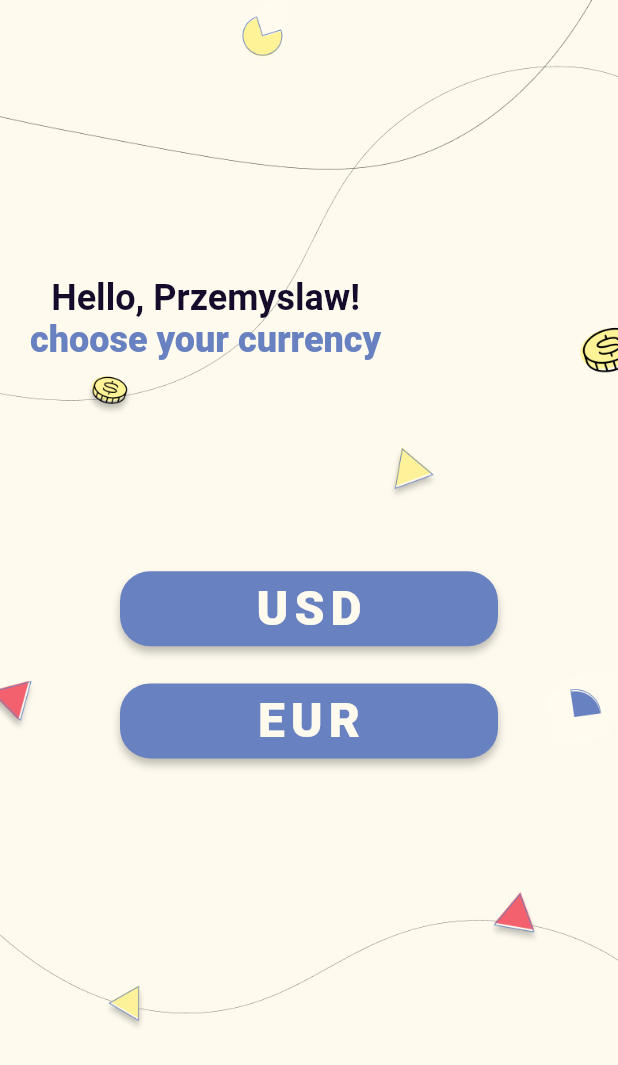
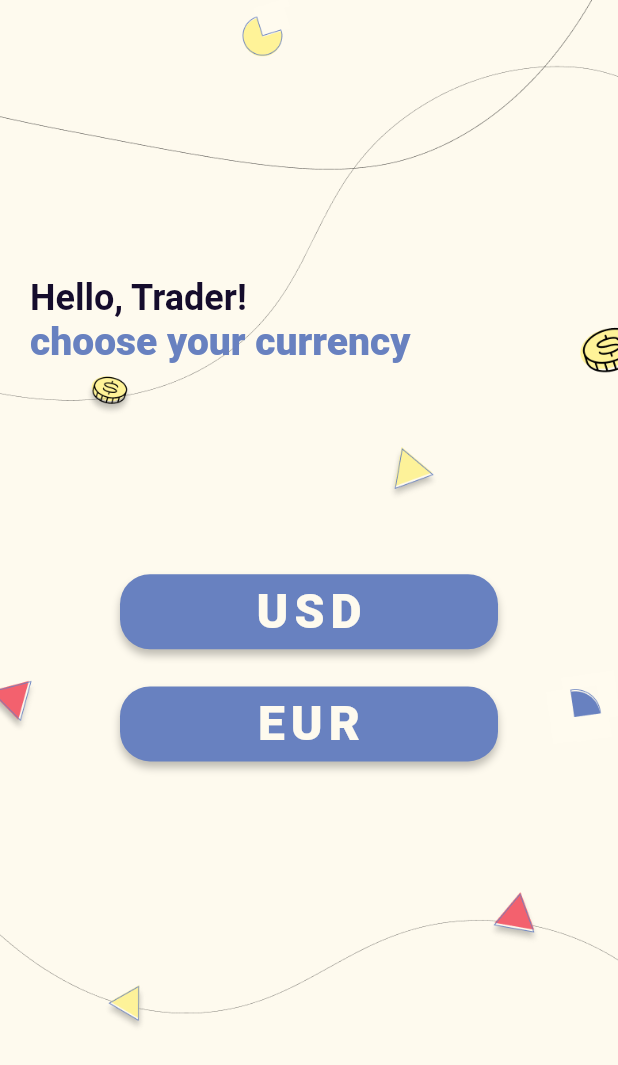
Before and after one commit to p-golba/kantor_euvic, a Flutter app: the screen it shows after launch, on a phone screen of 412 x 824 dp. Shown: the top 1065 px of the screen. Run offline on Flutter 3.47's test engine with Material 2 defaults, Android fonts, the light colour scheme and no system bars; our stand-ins replace google_fonts; generated files the repository leaves out were written again.

Commit message:
moved string into separate file

```diff
--- /dev/null
+++ b/l10n.yaml
@@ -0,0 +1,3 @@
+arb-dir: lib/l10n
+template-arb-file: app_en.arb
+output-localization-file: app_localizations.dart
--- a/lib/app.dart
+++ b/lib/app.dart
@@ -1,4 +1,5 @@
 import 'package:flutter/material.dart';
+import 'package:flutter_gen/gen_l10n/app_localizations.dart';
 import 'package:kantor_euvic/home_page/view/home_page.dart';
 
 class App extends StatelessWidget {
@@ -6,8 +7,10 @@
 
   @override
   Widget build(BuildContext context) {
-    return MaterialApp(
+    return const MaterialApp(
       debugShowCheckedModeBanner: false,
+      localizationsDelegates: AppLocalizations.localizationsDelegates,
+      supportedLocales: AppLocalizations.supportedLocales,
       home: HomePage(),
     );
   }
--- a/lib/home_page/view/home_page.dart
+++ b/lib/home_page/view/home_page.dart
@@ -1,4 +1,5 @@
 import 'package:flutter/material.dart';
+import 'package:flutter_gen/gen_l10n/app_localizations.dart';
 import 'package:google_fonts/google_fonts.dart';
 
 class HomePage extends StatelessWidget {
@@ -7,7 +8,7 @@
   @override
   Widget build(BuildContext context) {
     return Container(
-      decoration: BoxDecoration(
+      decoration: const BoxDecoration(
         image: DecorationImage(
           image: AssetImage('assets/bg.png'),
           fit: BoxFit.cover,
@@ -25,9 +26,11 @@
                   top: MediaQuery.of(context).size.height * 0.2,
                 ),
                 child: Column(
+                  crossAxisAlignment: CrossAxisAlignment.start,
+                  mainAxisAlignment: MainAxisAlignment.center,
                   children: [
                     Text(
-                      'Hello, Przemyslaw!',
+                      AppLocalizations.of(context)!.home_greetings,
                       style: TextStyle(
                         color: Color(0xff150C2C),
                         fontSize: 24,
@@ -37,10 +40,10 @@
                       ),
                     ),
                     Text(
-                      'choose your currency',
+                      AppLocalizations.of(context)!.choose,
                       style: TextStyle(
                         color: Color(0xff6881C0),
-                        fontSize: 24,
+                        fontSize: 26,
                         fontWeight: FontWeight.w900,
                         fontFamily:
                             GoogleFonts.ibmPlexSansDevanagari().fontFamily,
--- /dev/null
+++ b/lib/l10n/app_en.arb
@@ -0,0 +1,4 @@
+{
+    "home_greetings": "Hello, Trader!",
+    "choose": "choose your currency"
+}
--- a/pubspec.yaml
+++ b/pubspec.yaml
@@ -30,6 +30,9 @@
 dependencies:
   flutter:
     sdk: flutter
+  flutter_localizations:
+    sdk: flutter
+  intl: any
 
 
   # The following adds the Cupertino Icons font to your application.
@@ -54,7 +57,7 @@
 
 # The following section is specific to Flutter packages.
 flutter:
-
+  generate: true
   # The following line ensures that the Material Icons font is
   # included with your application, so that you can use the icons in
   # the material Icons class.
```
Also changed, not shown: pubspec.lock.
